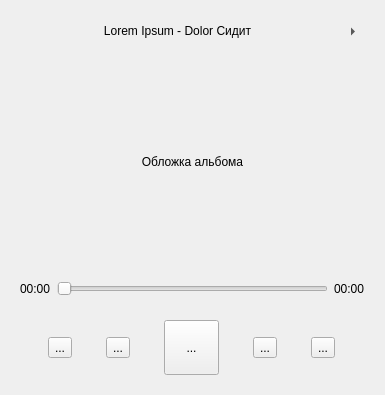
Before: the Qt Designer form player.ui in mrsteyk/VkMus-RW, drawn with Qt 5.
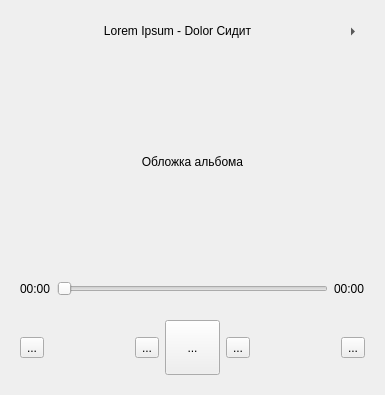
After: the same form once the commit is applied. Icons and pictures are not drawn.

Commit message: Изменение в дизайне плеера(расстояние между иконками управления и громкости/шафла)

The edit to the form file:
```diff
--- a/player.ui
+++ b/player.ui
@@ -130,6 +130,19 @@
         </property>
        </widget>
       </item>
+      <item>
+       <spacer name="horizontalSpacer">
+        <property name="orientation">
+         <enum>Qt::Horizontal</enum>
+        </property>
+        <property name="sizeHint" stdset="0">
+         <size>
+          <width>40</width>
+          <height>20</height>
+         </size>
+        </property>
+       </spacer>
+      </item>
       <item>
        <widget class="QToolButton" name="prevbtn">
         <property name="focusPolicy">
@@ -178,6 +191,19 @@
         </property>
        </widget>
       </item>
+      <item>
+       <spacer name="horizontalSpacer_2">
+        <property name="orientation">
+         <enum>Qt::Horizontal</enum>
+        </property>
+        <property name="sizeHint" stdset="0">
+         <size>
+          <width>40</width>
+          <height>20</height>
+         </size>
+        </property>
+       </spacer>
+      </item>
       <item>
        <widget class="QToolButton" name="volumebtn">
         <property name="focusPolicy">
```
The commit also changes 1 other file.
